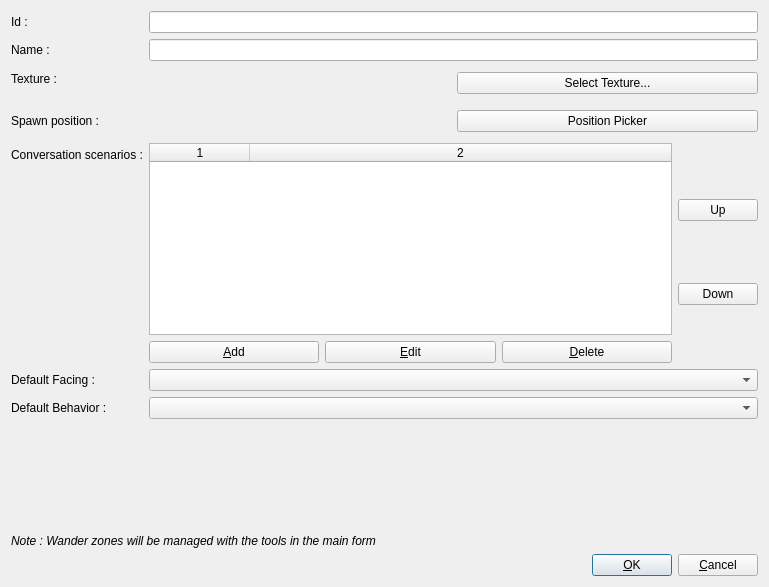
First picture: the form in mapEditor/src/editNPCForm.ui, repository jeremydumais/TheWarrior, before the edit.
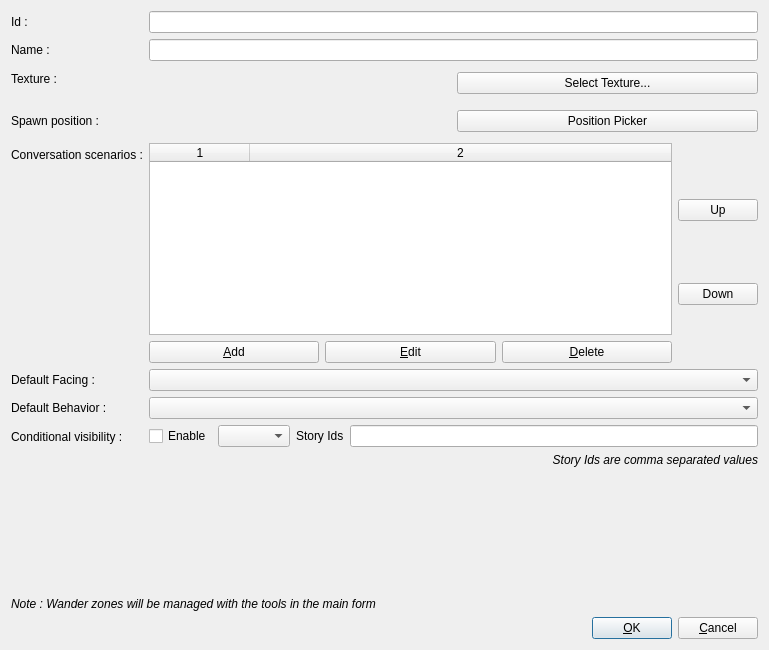
Second picture: the form after the edit. Icons and pictures are not drawn.

Commit message: feat: add conditional visibility support to NPC model and editor

The edit to the form file:
```diff
--- a/mapEditor/src/editNPCForm.ui
+++ b/mapEditor/src/editNPCForm.ui
@@ -7,7 +7,7 @@
     <x>0</x>
     <y>0</y>
     <width>769</width>
-    <height>587</height>
+    <height>650</height>
    </rect>
   </property>
   <property name="minimumSize">
@@ -149,26 +149,13 @@
        </item>
       </layout>
      </item>
-     <item row="8" column="0">
-      <widget class="QLabel" name="labelDefaultFacing">
+     <item row="6" column="0">
+      <widget class="QLabel" name="labelConversationScenarios">
        <property name="text">
-        <string>Default Facing :</string>
+        <string>Conversation scenarios :</string>
        </property>
       </widget>
      </item>
-     <item row="8" column="1">
-      <widget class="QComboBox" name="comboBoxDefaultFacing"/>
-     </item>
-     <item row="10" column="0">
-      <widget class="QLabel" name="labelDefaultBehavior">
-       <property name="text">
-        <string>Default Behavior : </string>
-       </property>
-      </widget>
-     </item>
-     <item row="10" column="1">
-      <widget class="QComboBox" name="comboBoxDefaultBehavior"/>
-     </item>
      <item row="6" column="1">
       <layout class="QHBoxLayout" name="horizontalLayout_6">
        <item>
@@ -256,10 +243,73 @@
        </item>
       </layout>
      </item>
-     <item row="6" column="0">
-      <widget class="QLabel" name="labelConversationScenarios">
+     <item row="8" column="0">
+      <widget class="QLabel" name="labelDefaultFacing">
        <property name="text">
-        <string>Conversation scenarios :</string>
+        <string>Default Facing :</string>
+       </property>
+      </widget>
+     </item>
+     <item row="8" column="1">
+      <widget class="QComboBox" name="comboBoxDefaultFacing"/>
+     </item>
+     <item row="10" column="0">
+      <widget class="QLabel" name="labelDefaultBehavior">
+       <property name="text">
+        <string>Default Behavior : </string>
+       </property>
+      </widget>
+     </item>
+     <item row="10" column="1">
+      <widget class="QComboBox" name="comboBoxDefaultBehavior"/>
+     </item>
+     <item row="11" column="1">
+      <layout class="QVBoxLayout" name="verticalLayout_5">
+       <item>
+        <layout class="QHBoxLayout" name="horizontalLayout_7">
+         <item>
+          <widget class="QCheckBox" name="checkBoxEnableConditionalVisibility">
+           <property name="text">
+            <string>Enable</string>
+           </property>
+          </widget>
+         </item>
+         <item>
+          <widget class="QComboBox" name="comboBoxVisibilityCondition"/>
+         </item>
+         <item>
+          <widget class="QLabel" name="label_2">
+           <property name="text">
+            <string>Story Ids</string>
+           </property>
+          </widget>
+         </item>
+         <item>
+          <widget class="QLineEdit" name="lineEditVisibilityConditionStoryIds"/>
+         </item>
+        </layout>
+       </item>
+       <item>
+        <widget class="QLabel" name="label">
+         <property name="font">
+          <font>
+           <italic>true</italic>
+          </font>
+         </property>
+         <property name="text">
+          <string>Story Ids are comma separated values</string>
+         </property>
+         <property name="alignment">
+          <set>Qt::AlignRight|Qt::AlignTrailing|Qt::AlignVCenter</set>
+         </property>
+        </widget>
+       </item>
+      </layout>
+     </item>
+     <item row="11" column="0">
+      <widget class="QLabel" name="labelVisibleOnConditions">
+       <property name="text">
+        <string>Conditional visibility :</string>
        </property>
       </widget>
      </item>
```
Left out of the diff: 3 changed lines with no effect on the pictures. The commit also changes 13 other files.
